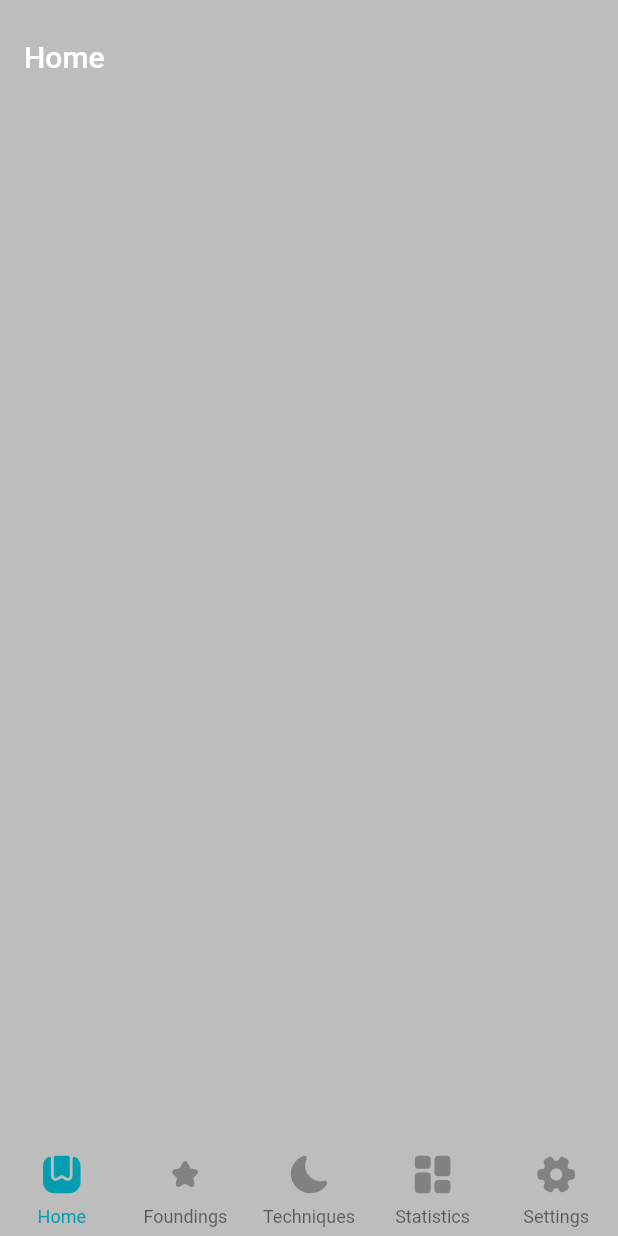
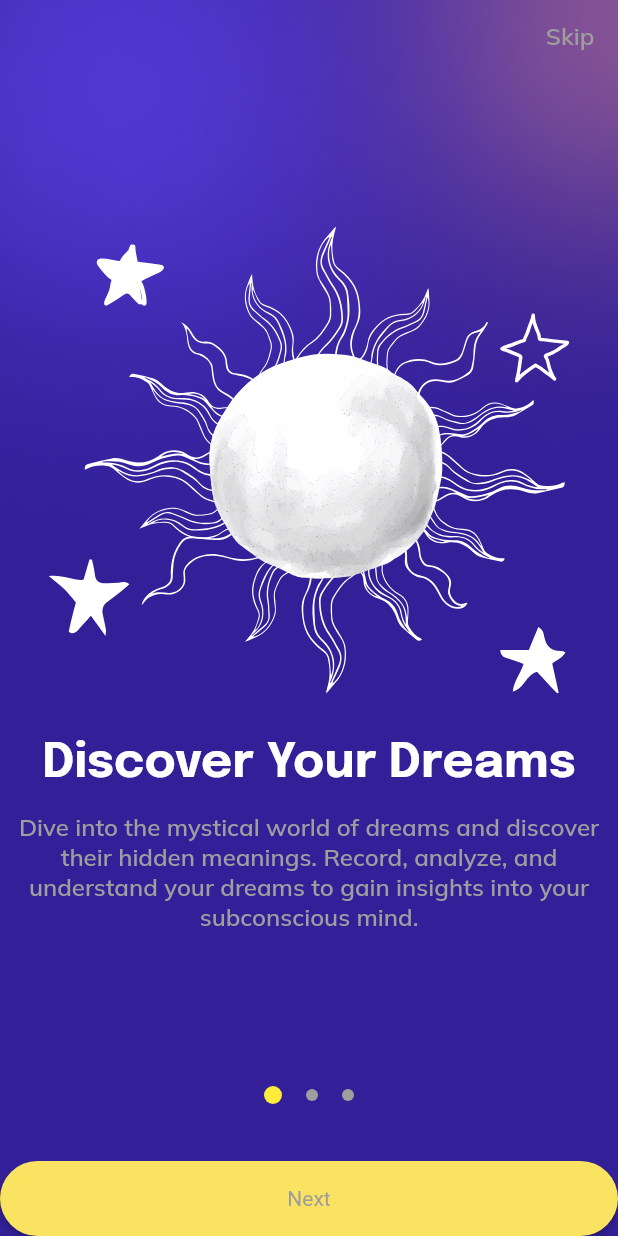
Before and after one commit to basykvitaliy/DreamDiary, a Flutter app: the screen it shows after launch, on a phone screen of 412 x 824 dp. Run offline on Flutter 3.47's test engine with Material 2 defaults, Android fonts, the light colour scheme and no system bars; our stand-ins replace flutter_svg, google_fonts.

Commit message:
added onboarding

```diff
--- a/lib/helpers/app_colors.dart
+++ b/lib/helpers/app_colors.dart
@@ -5,38 +5,9 @@ class AppColors {
   static const Color error = Color(0xffe21717);
 
   /// New colors for populi
-  static const Color mainColor = Color(0xff029eb0);
-  static const Color secondColor = Color(0xff5f62e5);
+  static const Color mainColor = Color(0xff332098);
+  static const Color secondColor = Color(0xffFBE362);
   static const Color disabledBtn = Color(0x77785fe5);
   static const Color gray = Color(0xff828282);
   static const Color lightGray = Color(0xffbdbdbd);
 }
-
-class AppStyles {
-  static const regularBodyDarkText = TextStyle(fontSize: 14, fontWeight: FontWeight.w400, color: Colors.black);
-  static const regularBodyDarkText12 = TextStyle(fontSize: 12, fontWeight: FontWeight.w400, color: Colors.black);
-  static const regularDarkText16 = TextStyle(fontSize: 16, fontWeight: FontWeight.w400, color: Colors.black);
-  static const regularDarkTextBold16 = TextStyle(fontSize: 16, fontWeight: FontWeight.bold, color: Colors.black);
-  static const regularHeading18 = TextStyle(fontSize: 18, fontWeight: FontWeight.w600, color: Colors.black);
-  static const boldHeading = TextStyle(fontSize: 22, fontWeight: FontWeight.bold, color: Colors.black);
-  static const boldHeading28 = TextStyle(fontSize: 28, fontWeight: FontWeight.bold, color: Colors.black);
-  static const boldBigHeading = TextStyle(fontSize: 32, fontWeight: FontWeight.bold, color: Colors.black);
-
-  static const regularBodyGreyText13 = TextStyle(fontSize: 13, fontWeight: FontWeight.w400, color: Colors.grey);
-  static const regularBodyGreyText14 = TextStyle(fontSize: 14, fontWeight: FontWeight.w400, color: Colors.grey);
-  static const regularGreyText16 = TextStyle(fontSize: 16, fontWeight: FontWeight.w600, color: Colors.grey);
-  static const regularGreyHeading18 = TextStyle(fontSize: 18, fontWeight: FontWeight.w600, color: Colors.grey);
-  static const boldGreyHeading22 = TextStyle(fontSize: 22, fontWeight: FontWeight.bold, color: Colors.grey);
-
-  static const regularBodyWhiteText = TextStyle(fontSize: 8, fontWeight: FontWeight.w400, color: Colors.white);
-  static const regularWhiteText = TextStyle(fontSize: 16, fontWeight: FontWeight.w400, color: Colors.white);
-  static const regularWhiteHeading = TextStyle(fontSize: 18, fontWeight: FontWeight.w400, color: Colors.white);
-  static const boldWhiteHeading = TextStyle(fontSize: 22, fontWeight: FontWeight.bold, color: Colors.white);
-
-  static const regularBodyMainText = TextStyle(fontSize: 8, fontWeight: FontWeight.w400, color: AppColors.mainColor);
-  static const regularMainText16 = TextStyle(fontSize: 16, fontWeight: FontWeight.w400, color: AppColors.mainColor);
-  static const regularMainHeading = TextStyle(fontSize: 18, fontWeight: FontWeight.w400, color: AppColors.mainColor);
-  static const boldMainHeading22 = TextStyle(fontSize: 22, fontWeight: FontWeight.bold, color: AppColors.mainColor);
-  static const boldMainHeading24 = TextStyle(fontSize: 24, fontWeight: FontWeight.bold, color: AppColors.mainColor);
-  static const boldMainHeading28 = TextStyle(fontSize: 28, fontWeight: FontWeight.bold, color: AppColors.mainColor);
-}
--- /dev/null
+++ b/lib/helpers/app_styles.dart
@@ -0,0 +1,34 @@
+import 'dart:ui';
+
+import 'package:flutter/material.dart';
+
+import 'app_colors.dart';
+
+class AppStyles {
+  static const regularBodyDarkText = TextStyle(fontSize: 14, fontWeight: FontWeight.w400, color: Colors.black);
+  static const regularBodyDarkText12 = TextStyle(fontSize: 12, fontWeight: FontWeight.w400, color: Colors.black);
+  static const regularDarkText16 = TextStyle(fontSize: 16, fontWeight: FontWeight.w400, color: Colors.black);
+  static const regularDarkTextBold16 = TextStyle(fontSize: 16, fontWeight: FontWeight.bold, color: Colors.black);
+  static const regularHeading18 = TextStyle(fontSize: 18, fontWeight: FontWeight.w600, color: Colors.black);
+  static const boldHeading = TextStyle(fontSize: 22, fontWeight: FontWeight.bold, color: Colors.black);
+  static const boldHeading28 = TextStyle(fontSize: 28, fontWeight: FontWeight.bold, color: Colors.black);
+  static const boldBigHeading = TextStyle(fontSize: 32, fontWeight: FontWeight.bold, color: Colors.black);
+
+  static const regularBodyGreyText13 = TextStyle(fontSize: 13, fontWeight: FontWeight.w400, color: Colors.grey);
+  static const regularBodyGreyText14 = TextStyle(fontSize: 14, fontWeight: FontWeight.w400, color: Colors.grey);
+  static const regularGreyText16 = TextStyle(fontSize: 16, fontWeight: FontWeight.w600, color: Colors.grey);
+  static const regularGreyHeading18 = TextStyle(fontSize: 18, fontWeight: FontWeight.w600, color: Colors.grey);
+  static const boldGreyHeading22 = TextStyle(fontSize: 22, fontWeight: FontWeight.bold, color: Colors.grey);
+
+  static const regularBodyWhiteText = TextStyle(fontSize: 8, fontWeight: FontWeight.w400, color: Colors.white);
+  static const regularWhiteText = TextStyle(fontSize: 16, fontWeight: FontWeight.w400, color: Colors.white);
+  static const regularWhiteHeading = TextStyle(fontSize: 18, fontWeight: FontWeight.w400, color: Colors.white);
+  static const boldWhiteHeading = TextStyle(fontSize: 32, fontWeight: FontWeight.bold, color: Colors.white);
+
+  static const regularBodyMainText = TextStyle(fontSize: 8, fontWeight: FontWeight.w400, color: AppColors.mainColor);
+  static const regularMainText16 = TextStyle(fontSize: 16, fontWeight: FontWeight.w400, color: AppColors.mainColor);
+  static const regularMainHeading = TextStyle(fontSize: 18, fontWeight: FontWeight.w400, color: AppColors.mainColor);
+  static const boldMainHeading22 = TextStyle(fontSize: 22, fontWeight: FontWeight.bold, color: AppColors.mainColor);
+  static const boldMainHeading24 = TextStyle(fontSize: 24, fontWeight: FontWeight.bold, color: AppColors.mainColor);
+  static const boldMainHeading28 = TextStyle(fontSize: 28, fontWeight: FontWeight.bold, color: AppColors.mainColor);
+}
--- a/lib/main.dart
+++ b/lib/main.dart
@@ -1,4 +1,5 @@
 import 'package:dream_diary/screens/menu/menu_screen.dart';
+import 'package:dream_diary/screens/splash/splash_screen.dart';
 import 'package:flutter/material.dart';
 
 void main() {
@@ -16,7 +17,7 @@ class MyApp extends StatelessWidget {
       theme: ThemeData(
         primarySwatch: Colors.blue,
       ),
-      home: MenuScreen(),
+      home: SplashScreen(),
     );
   }
 }
--- a/lib/screens/home/home_screen.dart
+++ b/lib/screens/home/home_screen.dart
@@ -1,28 +1,42 @@
-import 'package:dream_diary/helpers/app_colors.dart';
+
+import 'package:dream_diary/helpers/app_styles.dart';
+import 'package:dream_diary/widget/button_widget.dart';
 import 'package:flutter/material.dart';
-import 'package:flutter_svg/svg.dart';
+import 'package:google_fonts/google_fonts.dart';
 
 class HomeScreen extends StatefulWidget {
   HomeScreen({super.key});
 
   @override
   State<HomeScreen> createState() => _HomeScreenState();
-
 }
 
 class _HomeScreenState extends State<HomeScreen> {
-
   @override
   Widget build(BuildContext context) {
     return Scaffold(
-      appBar: AppBar(
-        backgroundColor: Colors.transparent,
-        elevation: 0,
-        automaticallyImplyLeading: false,
-        title: Text("Home"),
+      body: Stack(
+        children: [
+          SizedBox(width: MediaQuery.of(context).size.width, height: MediaQuery.of(context).size.height, child: Image.asset("assets/images/main_bg.png", fit: BoxFit.cover)),
+          Column(
+            crossAxisAlignment: CrossAxisAlignment.start,
+            children: [
+              const SizedBox(height: 50),
+              Text(
+                "Dream Diary",
+                style: GoogleFonts.epilogue(
+                  textStyle: AppStyles.boldWhiteHeading,
+                ),
+              ),
+              ButtonWidget(
+                height: 50,
+                title: "Next",
+                isDisabledBtn: false,
+              ),
+            ],
+          ),
+        ],
       ),
-      backgroundColor: AppColors.lightGray,
-      body: Container(),
     );
   }
 }
--- a/lib/screens/menu/menu_screen.dart
+++ b/lib/screens/menu/menu_screen.dart
@@ -12,7 +12,6 @@ class MenuScreen extends StatefulWidget {
 
   @override
   State<MenuScreen> createState() => _MenuScreenState();
-
 }
 
 class _MenuScreenState extends State<MenuScreen> {
@@ -24,13 +23,6 @@ class _MenuScreenState extends State<MenuScreen> {
   Widget build(BuildContext context) {
     return Scaffold(
       key: scaffoldKey,
-      appBar: AppBar(
-        backgroundColor: Colors.transparent,
-        elevation: 0,
-        toolbarHeight: 10,
-        automaticallyImplyLeading: false,
-      ),
-      backgroundColor: AppColors.lightGray,
       body: _buildScreens()[selectedIndex],
       bottomNavigationBar: BottomNavigationBar(
         currentIndex: selectedIndex,
@@ -39,20 +31,21 @@ class _MenuScreenState extends State<MenuScreen> {
           setState(() {
             selectedIndex = index;
           });
-
         },
-        backgroundColor: Colors.transparent,
+        backgroundColor: AppColors.mainColor,
         elevation: 0,
-        selectedItemColor: AppColors.mainColor,
+        selectedItemColor: AppColors.secondColor,
         selectedFontSize: 12,
+        showSelectedLabels: false,
+        showUnselectedLabels: false,
         items: [
           BottomNavigationBarItem(
             icon: Container(
               padding: const EdgeInsets.only(bottom: 6),
               child: SvgPicture.asset(
                 "assets/svg/menu_icon_1.svg",
-                width: 30,
-                height: 30,
+                width: 25,
+                height: 25,
                 color: AppColors.gray,
               ),
             ),
@@ -60,9 +53,9 @@ class _MenuScreenState extends State<MenuScreen> {
               padding: const EdgeInsets.only(bottom: 6),
               child: SvgPicture.asset(
                 "assets/svg/menu_icon_1.svg",
-                width: 30,
-                height: 30,
-                color: AppColors.mainColor,
+                width: 25,
+                height: 25,
+                color: AppColors.secondColor,
               ),
             ),
             label: "Home",
@@ -72,8 +65,8 @@ class _MenuScreenState extends State<MenuScreen> {
                 padding: const EdgeInsets.only(bottom: 6),
                 child: SvgPicture.asset(
                   "assets/svg/menu_icon_2.svg",
-                  width: 30,
-                  height: 30,
+                  width: 25,
+                  height: 25,
                   color: AppColors.gray,
                 ),
               ),
@@ -81,9 +74,9 @@ class _MenuScreenState extends State<MenuScreen> {
                 padding: const EdgeInsets.only(bottom: 6),
                 child: SvgPicture.asset(
                   "assets/svg/menu_icon_2.svg",
-                  width: 30,
-                  height: 30,
-                  color: AppColors.mainColor,
+                  width: 25,
+                  height: 25,
+                  color: AppColors.secondColor,
                 ),
               ),
               label: "Foundings"),
@@ -92,8 +85,8 @@ class _MenuScreenState extends State<MenuScreen> {
               padding: const EdgeInsets.only(bottom: 6),
               child: SvgPicture.asset(
                 "assets/svg/menu_icon_3.svg",
-                width: 30,
-                height: 30,
+                width: 25,
+                height: 25,
                 color: AppColors.gray,
               ),
             ),
@@ -101,9 +94,9 @@ class _MenuScreenState extends State<MenuScreen> {
               padding: const EdgeInsets.only(bottom: 6),
               child: SvgPicture.asset(
                 "assets/svg/menu_icon_3.svg",
-                width: 30,
-                height: 30,
-                color: AppColors.mainColor,
+                width: 25,
+                height: 25,
+                color: AppColors.secondColor,
               ),
             ),
             label: "Techniques",
@@ -113,8 +106,8 @@ class _MenuScreenState extends State<MenuScreen> {
               padding: const EdgeInsets.only(bottom: 6),
               child: SvgPicture.asset(
                 "assets/svg/menu_icon_4.svg",
-                width: 30,
-                height: 30,
+                width: 25,
+                height: 25,
                 color: AppColors.gray,
               ),
             ),
@@ -122,9 +115,9 @@ class _MenuScreenState extends State<MenuScreen> {
               padding: const EdgeInsets.only(bottom: 6),
               child: SvgPicture.asset(
                 "assets/svg/menu_icon_4.svg",
-                width: 30,
-                height: 30,
-                color: AppColors.mainColor,
+                width: 25,
+                height: 25,
+                color: AppColors.secondColor,
               ),
             ),
             label: "Statistics",
@@ -134,8 +127,8 @@ class _MenuScreenState extends State<MenuScreen> {
               padding: const EdgeInsets.only(bottom: 6),
               child: SvgPicture.asset(
                 "assets/svg/menu_icon_5.svg",
-                width: 30,
-                height: 30,
+                width: 25,
+                height: 25,
                 color: AppColors.gray,
               ),
             ),
@@ -143,9 +136,9 @@ class _MenuScreenState extends State<MenuScreen> {
               padding: const EdgeInsets.only(bottom: 6),
               child: SvgPicture.asset(
                 "assets/svg/menu_icon_5.svg",
-                width: 30,
-                height: 30,
-                color: AppColors.mainColor,
+                width: 25,
+                height: 25,
+                color: AppColors.secondColor,
               ),
             ),
             label: "Settings",
--- /dev/null
+++ b/lib/screens/onboarding/onboarding_screen.dart
@@ -0,0 +1,153 @@
+import 'package:dream_diary/helpers/app_colors.dart';
+import 'package:dream_diary/helpers/app_styles.dart';
+import 'package:dream_diary/widget/button_widget.dart';
+import 'package:flutter/material.dart';
+import 'package:flutter_svg/svg.dart';
+import 'package:google_fonts/google_fonts.dart';
+
+class OnboardingScreen extends StatefulWidget {
+  @override
+  _OnboardingScreenState createState() => _OnboardingScreenState();
+}
+
+class _OnboardingScreenState extends State<OnboardingScreen> {
+  final int _numPages = 3;
+  final PageController _pageController = PageController(initialPage: 0);
+  int _currentPage = 0;
+
+  List<Widget> _buildPageIndicator() {
+    List<Widget> list = [];
+    for (int i = 0; i < _numPages; i++) {
+      list.add(i == _currentPage ? _indicator(true) : _indicator(false));
+    }
+    return list;
+  }
+
+  Widget _indicator(bool isActive) {
+    return AnimatedContainer(
+      duration: Duration(milliseconds: 150),
+      margin: EdgeInsets.symmetric(horizontal: 8.0),
+      height: isActive ? 12.0 : 8.0,
+      width: isActive ? 12.0 : 8.0,
+      decoration: BoxDecoration(
+        color: isActive ? Colors.yellow : Colors.grey,
+        borderRadius: BorderRadius.all(Radius.circular(12)),
+      ),
+    );
+  }
+
+  @override
+  Widget build(BuildContext context) {
+    return Scaffold(
+      body: Stack(
+        children: [
+          SizedBox(width: MediaQuery.of(context).size.width, height: MediaQuery.of(context).size.height, child: Image.asset("assets/images/main_bg.png", fit: BoxFit.cover)),
+          Column(
+            mainAxisAlignment: MainAxisAlignment.spaceBetween,
+            crossAxisAlignment: CrossAxisAlignment.center,
+            children: <Widget>[
+              Container(
+                alignment: Alignment.centerRight,
+                child: TextButton(
+                  onPressed: () => print('Skip'),
+                  child: Text(
+                    'Skip',
+                    style: GoogleFonts.mulish(
+                      textStyle: AppStyles.regularGreyText16,
+                    ),
+                  ),
+                ),
+              ),
+              Container(
+                height: 600.0,
+                child: PageView(
+                  physics: const ClampingScrollPhysics(),
+                  controller: _pageController,
+                  onPageChanged: (int page) {
+                    setState(() {
+                      _currentPage = page;
+                    });
+                  },
+                  children: [
+                    _buildPageContent(
+                      image: "assets/svg/onboard_1.svg",
+                      title: 'Discover Your Dreams',
+                      body: 'Dive into the mystical world of dreams and discover their hidden meanings. Record, analyze, and understand your dreams to gain insights into your subconscious mind.',
+                    ),
+                    _buildPageContent(
+                      image: "assets/svg/onboard_2.svg",
+                      title: 'Unlock the Secrets of Your Dreams',
+                      body: 'Access a wealth of research and articles on dream psychology. Learn from experts and explore various techniques for lucid dreaming to enhance your spiritual and mental clarity.',
+                    ),
+                    _buildPageContent(
+                      image: "assets/svg/onboard_3.svg",
+                      title: 'Personal Growth and Insights',
+                      body: 'Track your dream patterns with statistics and daily reminders. Create a personalized dream guide and share your dream journey with friends to explore the richness of your inner world.',
+                    ),
+                  ],
+                ),
+              ),
+              Row(
+                mainAxisAlignment: MainAxisAlignment.center,
+                children: _buildPageIndicator(),
+              ),
+              _currentPage != _numPages - 1
+                  ? ButtonWidget(
+                      height: 50,
+                      title: "Next",
+                      isDisabledBtn: false,
+                      onTap: () {
+                        _pageController.nextPage(
+                          duration: const Duration(milliseconds: 500),
+                          curve: Curves.ease,
+                        );
+                      },
+                    )
+                  : Text(''),
+            ],
+          ),
+        ],
+      ),
+      bottomSheet: _currentPage == _numPages - 1
+          ? ButtonWidget(
+              height: 50,
+              title: "Continue",
+              isDisabledBtn: false,
+              onTap: () {},
+            )
+          : Text(''),
+    );
+  }
+
+  Widget _buildPageContent({
+    required String image,
+    required String title,
+    required String body,
+  }) {
+    return Column(
+      crossAxisAlignment: CrossAxisAlignment.center,
+      mainAxisAlignment: MainAxisAlignment.center,
+      children: [
+        SvgPicture.asset(
+          image,
+        ),
+        SizedBox(height: 30.0),
+        Text(
+          title,
+          style: GoogleFonts.epilogue(
+            textStyle: AppStyles.boldWhiteHeading,
+          ),
+          textAlign: TextAlign.center,
+        ),
+        SizedBox(height: 15.0),
+        Text(
+          body,
+          style: GoogleFonts.mulish(
+            textStyle: AppStyles.regularGreyText16,
+          ),
+          textAlign: TextAlign.center,
+        ),
+      ],
+    );
+  }
+}
--- /dev/null
+++ b/lib/widget/button_widget.dart
@@ -0,0 +1,35 @@
+import 'package:dream_diary/helpers/app_colors.dart';
+import 'package:dream_diary/helpers/app_styles.dart';
+import 'package:flutter/material.dart';
+
+class ButtonWidget extends StatelessWidget {
+  ButtonWidget({
+    Key? key,
+    this.height,
+    required this.title,
+    this.onTap,
+    this.isDisabledBtn,
+  }) : super(key: key);
+
+  double? height;
+  String title;
+  final VoidCallback? onTap;
+  bool? isDisabledBtn = false;
+
+  @override
+  Widget build(BuildContext context) {
+    return ElevatedButton(
+      style: ButtonStyle(
+        minimumSize: MaterialStateProperty.all<Size>(Size(MediaQuery.of(context).size.width, height ?? 60)),
+          backgroundColor: !isDisabledBtn! ? MaterialStateProperty.all<Color>(AppColors.secondColor) : MaterialStateProperty.all<Color>(AppColors.disabledBtn),
+          shape: MaterialStateProperty.all<RoundedRectangleBorder>(
+              RoundedRectangleBorder(
+                  borderRadius: BorderRadius.circular(25),
+              )
+          )
+      ),
+      onPressed: !isDisabledBtn! ? onTap : null,
+      child: Text(title, style: AppStyles.regularBodyGreyText14),
+    );
+  }
+}
--- a/pubspec.yaml
+++ b/pubspec.yaml
@@ -39,6 +39,8 @@ dependencies:
   flutter_svg: ^1.0.3
   intl: ^0.17.0
   path_provider: ^2.0.1
+  google_fonts: ^4.0.4
+  flutter_onboarding_slider: ^1.0.11
 
 dev_dependencies:
   flutter_test:
@@ -65,6 +67,7 @@ flutter:
   # To add assets to your application, add an assets section, like this:
   assets:
     - assets/svg/
+    - assets/images/
 
   # An image asset can refer to one or more resolution-specific "variants", see
   # https://flutter.dev/assets-and-images/#resolution-aware
```
Also changed, not shown: lib/fake_data/fake_list.dart (added, +46 -0 lines), lib/screens/splash/splash_screen.dart (added, +49 -0 lines), assets/images/logo.png (added), assets/images/main_bg.png (added), assets/images/splash_bg.png (added), assets/svg/onboard_1.svg (added), assets/svg/onboard_2.svg (added), assets/svg/onboard_3.svg (added), pubspec.lock, 2 other files.
